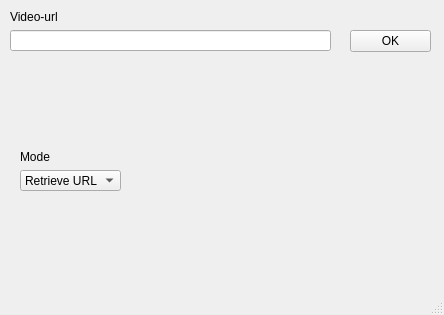
rrooij/youtube-dl-qt, file mainwindow.ui: the form before one commit.
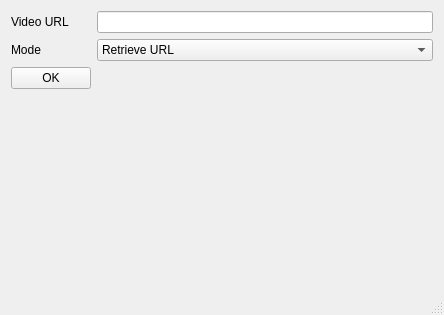
The form after the commit.

Commit message:
MainWindow: improve layout
The layout is now changed to a form-like layout. In my opinion a better
UI than before.

Patch:
```diff
--- a/mainwindow.ui
+++ b/mainwindow.ui
@@ -26,54 +26,26 @@
    <string>ytdl-qt</string>
   </property>
   <widget class="QWidget" name="centralWidget">
-   <widget class="QLineEdit" name="videoUrlEdit">
-    <property name="geometry">
-     <rect>
-      <x>10</x>
-      <y>30</y>
-      <width>321</width>
-      <height>21</height>
-     </rect>
-    </property>
+   <layout class="QFormLayout" name="formLayout">
+    <item row="0" column="0">
+     <widget class="QLabel" name="videoUrlLabel">
     <property name="text">
-     <string/>
-    </property>
-   </widget>
-   <widget class="QLabel" name="label">
-    <property name="geometry">
-     <rect>
-      <x>10</x>
-      <y>10</y>
-      <width>59</width>
-      <height>14</height>
-     </rect>
-    </property>
+       <string>Video URL</string>
+      </property>
+     </widget>
+    </item>
+    <item row="0" column="1">
+     <widget class="QLineEdit" name="videoUrlEdit"/>
+    </item>
+    <item row="1" column="0">
+     <widget class="QLabel" name="modeLabel">
     <property name="text">
-     <string>Video-url</string>
-    </property>
-   </widget>
-   <widget class="QPushButton" name="pushButton">
-    <property name="geometry">
-     <rect>
-      <x>350</x>
-      <y>30</y>
-      <width>81</width>
-      <height>22</height>
-     </rect>
-    </property>
-    <property name="text">
-     <string>OK</string>
-    </property>
-   </widget>
+       <string>Mode</string>
+      </property>
+     </widget>
+    </item>
+    <item row="1" column="1">
    <widget class="QComboBox" name="modeComboBox">
-    <property name="geometry">
-     <rect>
-      <x>20</x>
-      <y>170</y>
-      <width>101</width>
-      <height>21</height>
-     </rect>
-    </property>
     <item>
      <property name="text">
       <string>Retrieve URL</string>
@@ -85,19 +57,15 @@
      </property>
     </item>
    </widget>
-   <widget class="QLabel" name="label_2">
-    <property name="geometry">
-     <rect>
-      <x>20</x>
-      <y>150</y>
-      <width>59</width>
-      <height>14</height>
-     </rect>
-    </property>
+    </item>
+    <item row="2" column="0">
+     <widget class="QPushButton" name="pushButton">
     <property name="text">
-     <string>Mode</string>
-    </property>
-   </widget>
+       <string>OK</string>
+      </property>
+     </widget>
+    </item>
+   </layout>
   </widget>
   <widget class="QMenuBar" name="menuBar">
    <property name="geometry">
```
Lines whose indentation alone changed are shown as unchanged.
